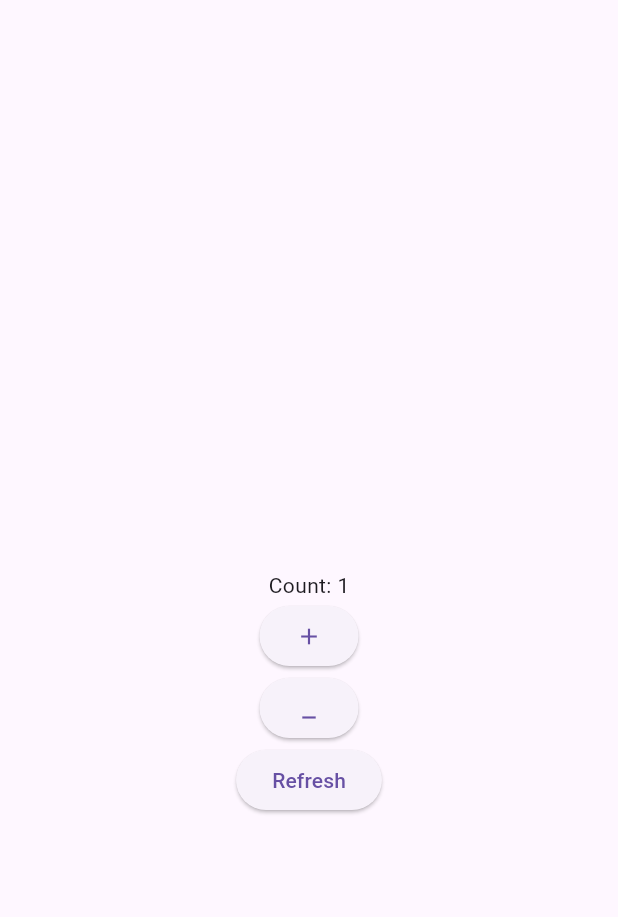
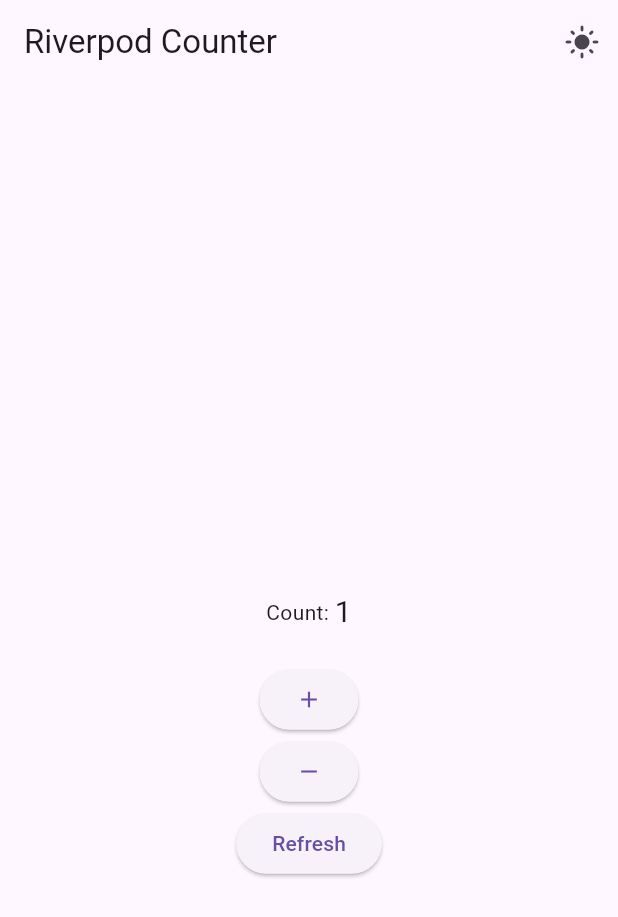
Before and after one commit to iamfarazbaloch/riverpod_counter, a Flutter app: the screen it shows after launch, after a tap on the "add" icon, on a phone screen of 412 x 824 dp. Shown: the top 917 px of the screen. Run offline on Flutter 3.47's test engine with Material 3 defaults, Android fonts, the phone set to English and light mode, and no system bars; our stand-ins replace flutter_riverpod.

Commit message:
adding theme

```diff
--- a/lib/main.dart
+++ b/lib/main.dart
@@ -1,21 +1,29 @@
 import 'package:flutter/material.dart';
 import 'package:flutter_riverpod/flutter_riverpod.dart';
 
-final counterProvider = StateProvider<int>((ref) {
-  return 0;
-});
+// Counter Provider
+final counterProvider = StateProvider<int>((ref) => 0);
+
+// Theme Mode Provider
+final themeProvider = StateProvider<bool>((ref) => false);
 
 void main() {
-  runApp(ProviderScope(child: const MyApp()));
+  runApp(ProviderScope(child: MyApp()));
 }
 
-class MyApp extends StatelessWidget {
+class MyApp extends ConsumerWidget {
   const MyApp({super.key});
 
   @override
-  Widget build(BuildContext context) {
+  Widget build(BuildContext context, WidgetRef ref) {
+    final isDarkMode = ref.watch(themeProvider);
+
     return MaterialApp(
       debugShowCheckedModeBanner: false,
+      theme: ThemeData.light(),
+      darkTheme: ThemeData.dark(),
+      themeMode:
+          isDarkMode ? ThemeMode.dark : ThemeMode.light,
       home: HomePage(),
     );
   }
@@ -27,37 +35,58 @@ class HomePage extends ConsumerWidget {
   @override
   Widget build(BuildContext context, WidgetRef ref) {
     final count = ref.watch(counterProvider);
+    final isDarkMode = ref.watch(themeProvider);
+
     return Scaffold(
+      appBar: AppBar(
+        title: const Text("Riverpod Counter"),
+        actions: [
+          IconButton(
+            icon: Icon(
+              isDarkMode
+                  ? Icons.dark_mode
+                  : Icons.light_mode,
+            ),
+            onPressed: () {
+              ref.read(themeProvider.notifier).state =
+                  !isDarkMode;
+            },
+          ),
+        ],
+      ),
       body: Column(
         crossAxisAlignment: CrossAxisAlignment.center,
         mainAxisAlignment: MainAxisAlignment.center,
         children: [
-          SizedBox(height: 100),
+          const SizedBox(height: 100),
           Row(
             mainAxisAlignment: MainAxisAlignment.center,
             children: [
-              Center(child: Text('Count: ')),
-              Text('$count'),
+              const Text('Count: '),
+              Text(
+                '$count',
+                style: const TextStyle(fontSize: 20),
+              ),
             ],
           ),
-
+          const SizedBox(height: 20),
           ElevatedButton(
             onPressed: () {
               ref.read(counterProvider.notifier).state++;
             },
-            child: Icon(Icons.add),
+            child: const Icon(Icons.add),
           ),
           ElevatedButton(
             onPressed: () {
               ref.read(counterProvider.notifier).state--;
             },
-            child: Icon(Icons.minimize),
+            child: const Icon(Icons.remove),
           ),
           ElevatedButton(
             onPressed: () {
               ref.read(counterProvider.notifier).state = 0;
             },
-            child: Text('Refresh'),
+            child: const Text('Refresh'),
           ),
         ],
       ),
```
